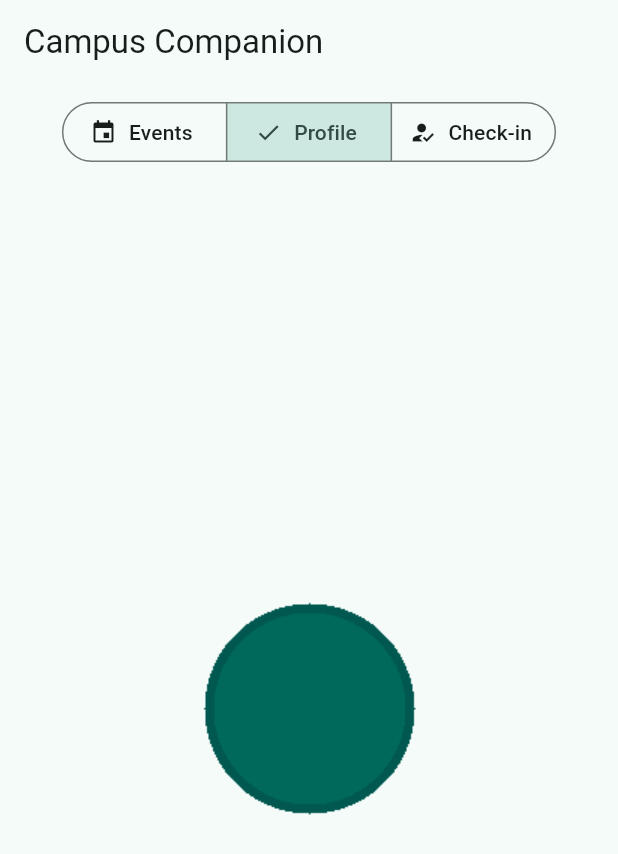
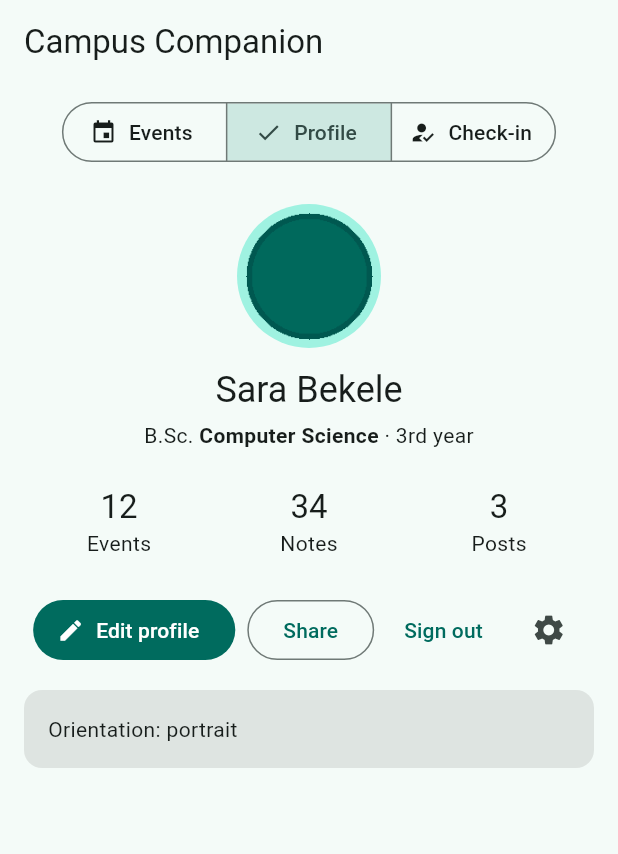
Before and after one commit to tsion875/mad-labs-UGR-6511-16, a Flutter app: the screen it shows after launch, after a tap on "Profile", on a phone screen of 412 x 824 dp. Shown: the top 854 px of the screen. Run offline on Flutter 3.47's test engine with Material 3 defaults, Android fonts, the phone set to English and light mode, and no system bars.

Commit message:
feat(week03): task 4 build responsive ProfileScreen

```diff
--- a/week03/lib/screens/profile_screen.dart
+++ b/week03/lib/screens/profile_screen.dart
@@ -1,3 +1,4 @@
+
 import 'package:flutter/material.dart';
 
 /// Static profile screen.
@@ -10,6 +11,169 @@ class ProfileScreen extends StatelessWidget {
 
   @override
   Widget build(BuildContext context) {
-    return Center(child: Image.asset('assets/images/logo.png'));
+    final isLandscape =
+        MediaQuery.orientationOf(context) == Orientation.landscape;
+
+    return SafeArea(
+      child: SingleChildScrollView(
+        padding: const EdgeInsets.all(16),
+        child: isLandscape
+            ? Row(
+                crossAxisAlignment: CrossAxisAlignment.start,
+                children: [
+                  const Expanded(child: _ProfileHeader()),
+                  const SizedBox(width: 16),
+                  Expanded(
+                    child: Column(
+                      crossAxisAlignment: CrossAxisAlignment.stretch,
+                      children: const [
+                        _StatsRow(),
+                        _ProfileActions(),
+                        _OrientationBanner(),
+                      ],
+                    ),
+                  ),
+                ],
+              )
+            : const Column(
+                children: [
+                  _ProfileHeader(),
+                  _StatsRow(),
+                  _ProfileActions(),
+                  _OrientationBanner(),
+                ],
+              ),
+      ),
+    );
   }
 }
+
+class _ProfileHeader extends StatelessWidget {
+  const _ProfileHeader();
+
+  @override
+  Widget build(BuildContext context) {
+    final textTheme = Theme.of(context).textTheme;
+
+    return Column(
+      children: [
+        const CircleAvatar(
+          radius: 48,
+          backgroundImage: AssetImage('assets/images/logo.png'),
+        ),
+        const SizedBox(height: 12),
+        Text(
+          'Sara Bekele',
+          style: textTheme.headlineSmall,
+        ),
+        const SizedBox(height: 4),
+        RichText(
+          text: TextSpan(
+            style: textTheme.bodyMedium,
+            children: const [
+              TextSpan(text: 'B.Sc. '),
+              TextSpan(
+                text: 'Computer Science',
+                style: TextStyle(fontWeight: FontWeight.bold),
+              ),
+              TextSpan(text: ' · 3rd year'),
+            ],
+          ),
+        ),
+      ],
+    );
+  }
+}
+
+class _StatsRow extends StatelessWidget {
+  const _StatsRow();
+
+  @override
+  Widget build(BuildContext context) {
+    return const Padding(
+      padding: EdgeInsets.symmetric(vertical: 24),
+      child: Row(
+        children: [
+          Expanded(child: _StatTile(value: '12', label: 'Events')),
+          Expanded(child: _StatTile(value: '34', label: 'Notes')),
+          Expanded(child: _StatTile(value: '3', label: 'Posts')),
+        ],
+      ),
+    );
+  }
+}
+
+class _StatTile extends StatelessWidget {
+  const _StatTile({
+    required this.value,
+    required this.label,
+  });
+
+  final String value;
+  final String label;
+
+  @override
+  Widget build(BuildContext context) {
+    final textTheme = Theme.of(context).textTheme;
+
+    return Column(
+      children: [
+        Text(value, style: textTheme.titleLarge),
+        Text(label, style: textTheme.bodyMedium),
+      ],
+    );
+  }
+}
+
+class _ProfileActions extends StatelessWidget {
+  const _ProfileActions();
+
+  @override
+  Widget build(BuildContext context) {
+    return Wrap(
+      spacing: 8,
+      runSpacing: 8,
+      alignment: WrapAlignment.center,
+      children: [
+        FilledButton.icon(
+          onPressed: () {},
+          icon: const Icon(Icons.edit),
+          label: const Text('Edit profile'),
+        ),
+        OutlinedButton(
+          onPressed: () {},
+          child: const Text('Share'),
+        ),
+        TextButton(
+          onPressed: () {},
+          child: const Text('Sign out'),
+        ),
+        IconButton(
+          onPressed: () {},
+          icon: const Icon(Icons.settings),
+          tooltip: 'Settings',
+        ),
+      ],
+    );
+  }
+}
+
+class _OrientationBanner extends StatelessWidget {
+  const _OrientationBanner();
+
+  @override
+  Widget build(BuildContext context) {
+    final orientation = MediaQuery.orientationOf(context).name;
+
+    return Container(
+      width: double.infinity,
+      margin: const EdgeInsets.only(top: 16),
+      padding: const EdgeInsets.all(16),
+      decoration: BoxDecoration(
+        color: Theme.of(context).colorScheme.surfaceContainerHighest,
+        borderRadius: BorderRadius.circular(12),
+      ),
+      child: Text('Orientation: $orientation'),
+    );
+  }
+}
```
Also changed, not shown: 2 other files.
